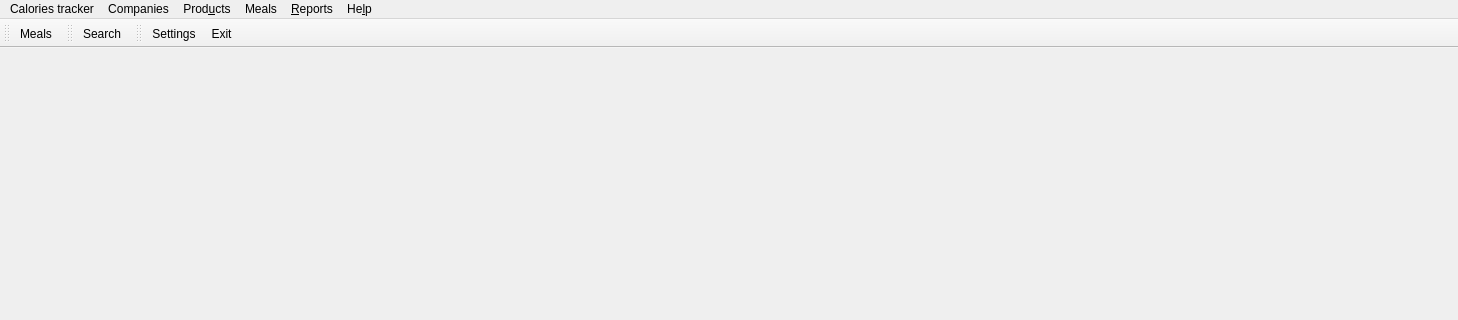
This is caloriestracker/ui/frmMain.ui in turulomio/caloriestracker as Qt 5 draws it before an edit; both pictures show x 0 to 1458 and y 0 to 320 of the 1458 by 625 pixel window. The edited form follows.
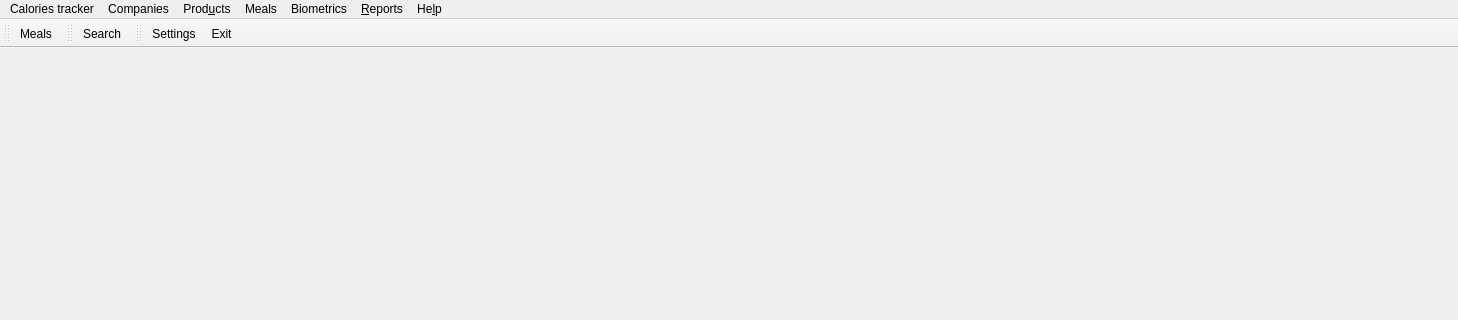
This is the edited form. Icons and pictures are not drawn.

Commit message: Added biometrics form

What changed in the file:
```diff
--- a/caloriestracker/ui/frmMain.ui
+++ b/caloriestracker/ui/frmMain.ui
@@ -97,10 +97,17 @@
      <string>Companies</string>
     </property>
    </widget>
+   <widget class="QMenu" name="menuBiometrics">
+    <property name="title">
+     <string>Biometrics</string>
+    </property>
+    <addaction name="actionBiometricsAdd"/>
+   </widget>
    <addaction name="menuXulpymoney"/>
    <addaction name="menuCompanies"/>
    <addaction name="menuProducts"/>
    <addaction name="menuMealss"/>
+   <addaction name="menuBiometrics"/>
    <addaction name="menuInformes"/>
    <addaction name="menuAyuda"/>
   </widget>
```
Left out of the diff: 12 changed lines with no effect on the pictures. The commit also changes 7 other files.
